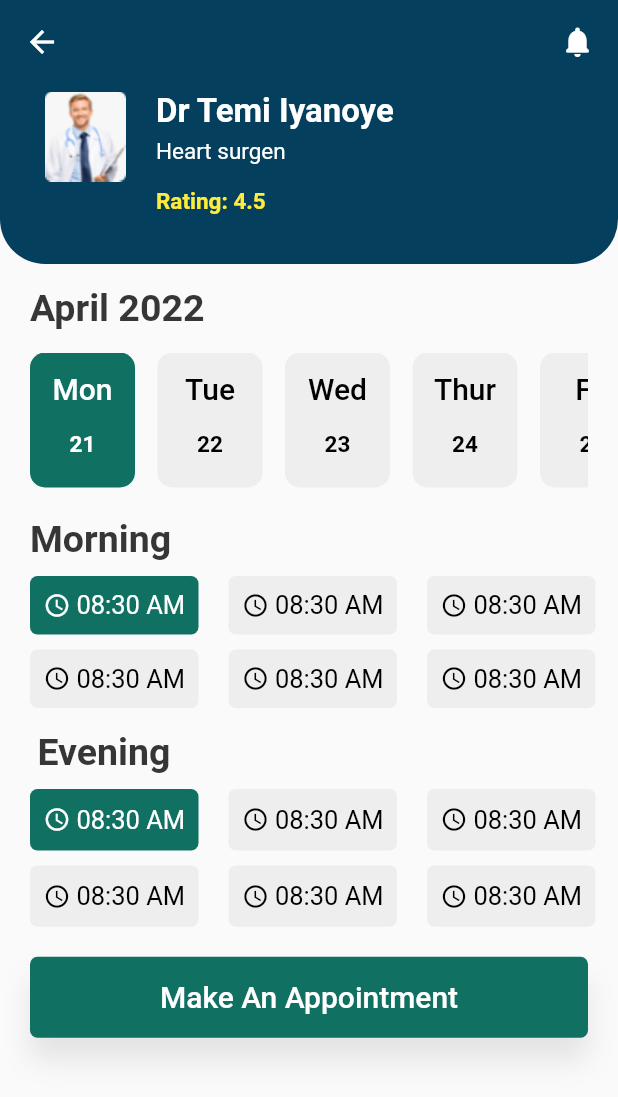
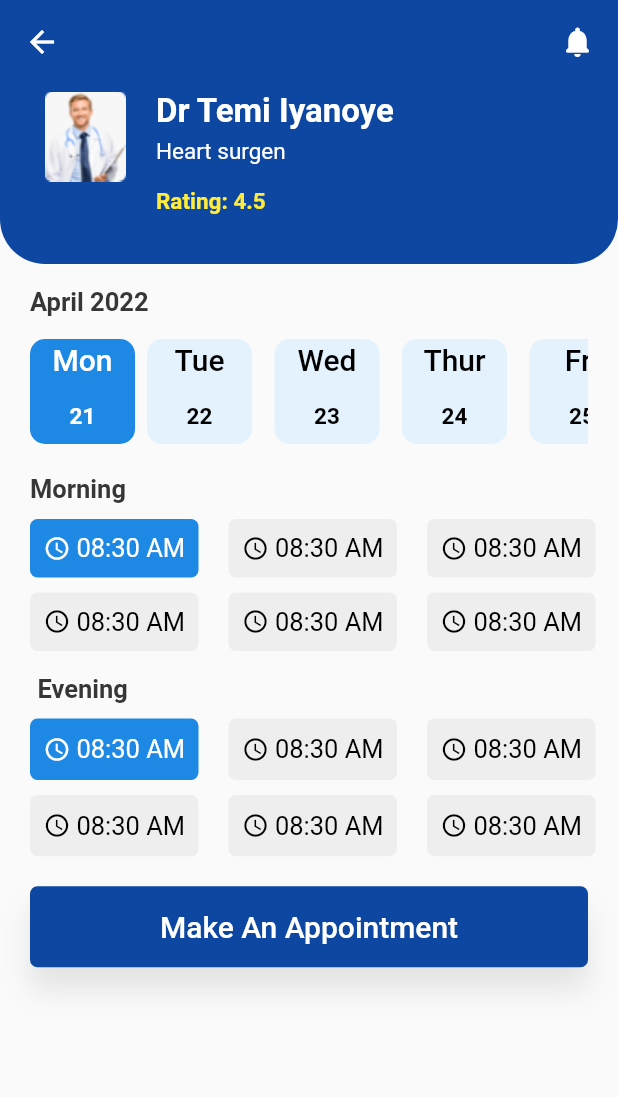
Before and after one commit to T-Tek/doctor_appointment_ui, a Flutter app: the screen it shows after launch, after a tap on "Dr Temi Iyanoye", on a phone screen of 412 x 824 dp. Shown: the top 1097 px of the screen. Run offline on Flutter 3.47's test engine with Material 2 defaults, Android fonts, the phone set to English and light mode, and no system bars.

Commit message:
font size adjusted, color adjusted

```diff
--- a/lib/doctor_detail_page.dart
+++ b/lib/doctor_detail_page.dart
@@ -15,7 +15,7 @@ class _DoctorDetailPageState extends State<DoctorDetailPage> {
     return Scaffold(
       appBar: AppBar(
         elevation: 0.0,
-        backgroundColor: Color(0xff053F5E),
+        backgroundColor: Colors.blue[900],
         centerTitle: true,
         leading: GestureDetector(
           onTap: () {
@@ -45,7 +45,7 @@ class _DoctorDetailPageState extends State<DoctorDetailPage> {
             Container(
               height: 120,
               decoration: BoxDecoration(
-                  color: Color(0xff053F5E),
+                  color: Colors.blue[900],
                   borderRadius: BorderRadius.only(
                       bottomLeft: Radius.circular(30),
                       bottomRight: Radius.circular(30))),
@@ -114,7 +114,7 @@ class _DoctorDetailPageState extends State<DoctorDetailPage> {
                 'April 2022',
                 style: TextStyle(
                   color: Color(0xff363636),
-                  fontSize: 25,
+                  fontSize: 17,
                   fontFamily: 'Roboto',
                   fontWeight: FontWeight.w700,
                 ),
@@ -122,7 +122,7 @@ class _DoctorDetailPageState extends State<DoctorDetailPage> {
             ),
             Container(
               margin: EdgeInsets.only(left: 20, top: 15, right: 20),
-              height: 90,
+              height: 70,
               child: ListView(
                 scrollDirection: Axis.horizontal,
                 children: [
@@ -143,7 +143,7 @@ class _DoctorDetailPageState extends State<DoctorDetailPage> {
                 'Morning',
                 style: TextStyle(
                   color: Color(0xff363636),
-                  fontSize: 25,
+                  fontSize: 17,
                   fontFamily: 'Roboto',
                   fontWeight: FontWeight.w700,
                 ),
@@ -172,7 +172,7 @@ class _DoctorDetailPageState extends State<DoctorDetailPage> {
                 'Evening',
                 style: TextStyle(
                   color: Color(0xff363636),
-                  fontSize: 25,
+                  fontSize: 17,
                   fontFamily: 'Roboto',
                   fontWeight: FontWeight.w700,
                 ),
@@ -201,7 +201,7 @@ class _DoctorDetailPageState extends State<DoctorDetailPage> {
               height: 54,
               margin: EdgeInsets.all(20),
               decoration: BoxDecoration(
-                color: Color(0xff107163),
+                color: Colors.blue[900],
                 borderRadius: BorderRadius.circular(5),
                 boxShadow: [
                   BoxShadow(
@@ -233,9 +233,9 @@ class _DoctorDetailPageState extends State<DoctorDetailPage> {
     return isSelected
         ? Container(
             width: 70,
-            margin: EdgeInsets.only(right: 15),
+            margin: EdgeInsets.only(right: 8),
             decoration: BoxDecoration(
-              color: Color(0xff107163),
+              color: Colors.blue[600],
               borderRadius: BorderRadius.circular(10),
             ),
             child: Column(
@@ -271,7 +271,7 @@ class _DoctorDetailPageState extends State<DoctorDetailPage> {
             width: 70,
             margin: EdgeInsets.only(right: 15),
             decoration: BoxDecoration(
-              color: Color(0xffEEEEEE),
+              color: Colors.blue[50],
               borderRadius: BorderRadius.circular(10),
             ),
             child: Column(
@@ -310,7 +310,7 @@ class _DoctorDetailPageState extends State<DoctorDetailPage> {
         ? Container(
             margin: EdgeInsets.only(left: 20, top: 10),
             decoration: BoxDecoration(
-              color: Color(0xff107163),
+              color: Colors.blue[600],
               borderRadius: BorderRadius.circular(5),
             ),
             child: Row(
--- a/lib/home_page.dart
+++ b/lib/home_page.dart
@@ -46,7 +46,9 @@ class _HomePageState extends State<HomePage> {
         decoration: BoxDecoration(
             color: Colors.white54,
             borderRadius: BorderRadius.only(
-                topRight: Radius.circular(30), topLeft: Radius.circular(30))),
+                topRight: Radius.circular(50),
+                )
+                ),
         child: Column(
           crossAxisAlignment: CrossAxisAlignment.start,
           mainAxisAlignment: MainAxisAlignment.start,
@@ -77,7 +79,7 @@ class _HomePageState extends State<HomePage> {
             Container(
               margin: EdgeInsets.only(top: 8, left: 20, right: 20),
               width: size.width,
-              height: 60,
+              height: 40,
               decoration: BoxDecoration(
                 color: Colors.white,
                 borderRadius: BorderRadius.circular(5),
@@ -100,7 +102,7 @@ class _HomePageState extends State<HomePage> {
                         maxLines: 1,
                         autofocus: false,
                         style:
-                            TextStyle(color: Color(0xff107163), fontSize: 20),
+                            TextStyle(color: Color(0xff107163), fontSize: 15),
                         decoration: InputDecoration(
                           border: InputBorder.none,
                           hintText: 'Search..',
@@ -163,7 +165,7 @@ class _HomePageState extends State<HomePage> {
               ),
             ),
             Container(
-              height: 112,
+              height: 100,
               margin: EdgeInsets.only(top: 8, left: 20),
               child: ListView(
                 scrollDirection: Axis.horizontal,
@@ -225,19 +227,22 @@ class _HomePageState extends State<HomePage> {
                     demoTopRatedDr(
                       "images/dr_2.png",
                       "Dr. Victoria Leo",
-                      "Bone ",
+                      "Bone Surgeon",
                       "4.2",
                       "",
                     ),
                     demoTopRatedDr(
                       "images/dr_3.png",
-                      "Dr. Zac Wolff",
-                      "Eyes",
+                      "Dr. Rashydon Adebisi",
+                      "Eyes Surgeon",
                       "4.4",
                       "",
                     ),
                     demoTopRatedDr(
-                        "images/dr_2.png", "Dr. Fred Mask", "Heart", "4.3", ""),
+                        "images/dr_2.png",
+                        "Dr. Fred Mask",
+                        "Heart Surgeon",
+                        "4.3", ""),
                   ],
                 ),
               ),
@@ -250,8 +255,8 @@ class _HomePageState extends State<HomePage> {
 
   Widget demoCategories(String image, String name, String drCount) {
     return Container(
-      width: 100,
-      margin: EdgeInsets.only(right: 15),
+      width: 90,
+      margin: EdgeInsets.only(right: 10),
       decoration: BoxDecoration(
         color: Colors.blue[700],
         borderRadius: BorderRadius.circular(10),
@@ -302,7 +307,7 @@ class _HomePageState extends State<HomePage> {
             MaterialPageRoute(builder: (context) => DoctorDetailPage()));
       },
       child: Container(
-        height: 70,
+        height: 67,
         // width: size.width,
         margin: EdgeInsets.only(top: 8),
         decoration: BoxDecoration(
@@ -324,7 +329,7 @@ class _HomePageState extends State<HomePage> {
                 mainAxisAlignment: MainAxisAlignment.start,
                 children: [
                   Container(
-                    margin: EdgeInsets.only(top: 10),
+                    margin: EdgeInsets.only(top: 2),
                     child: Text(
                       name,
                       style: TextStyle(
```
